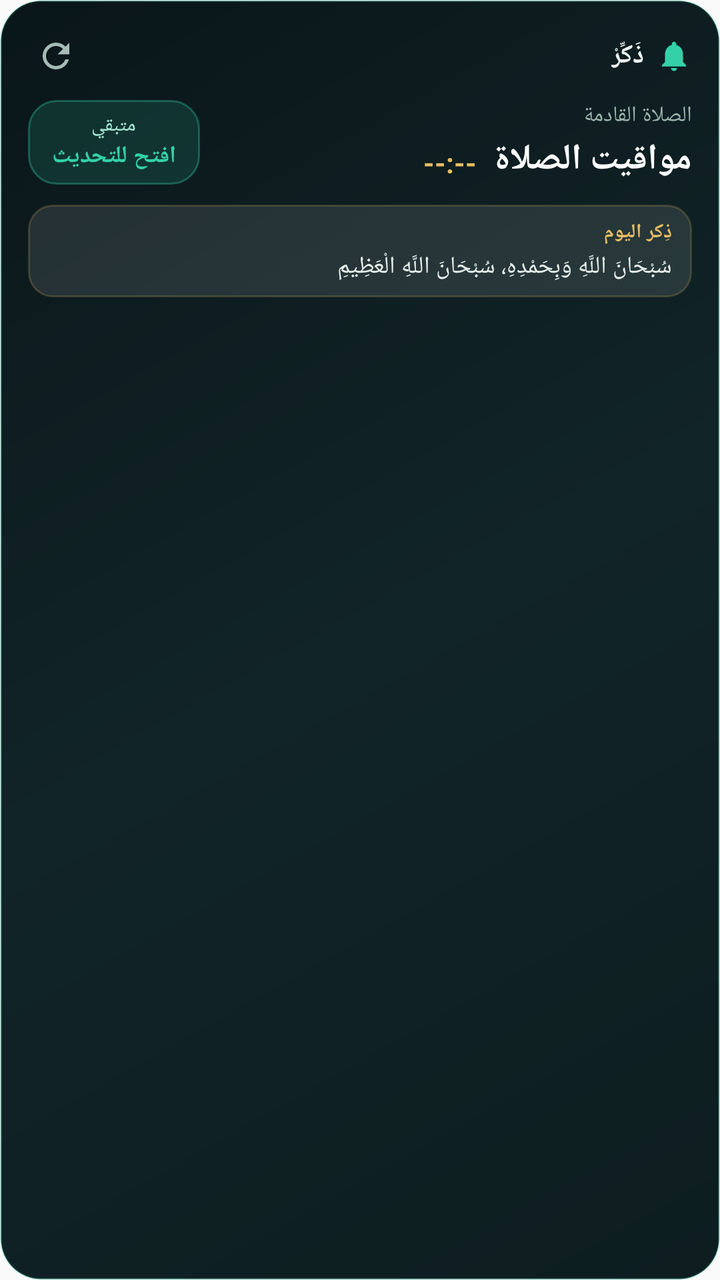
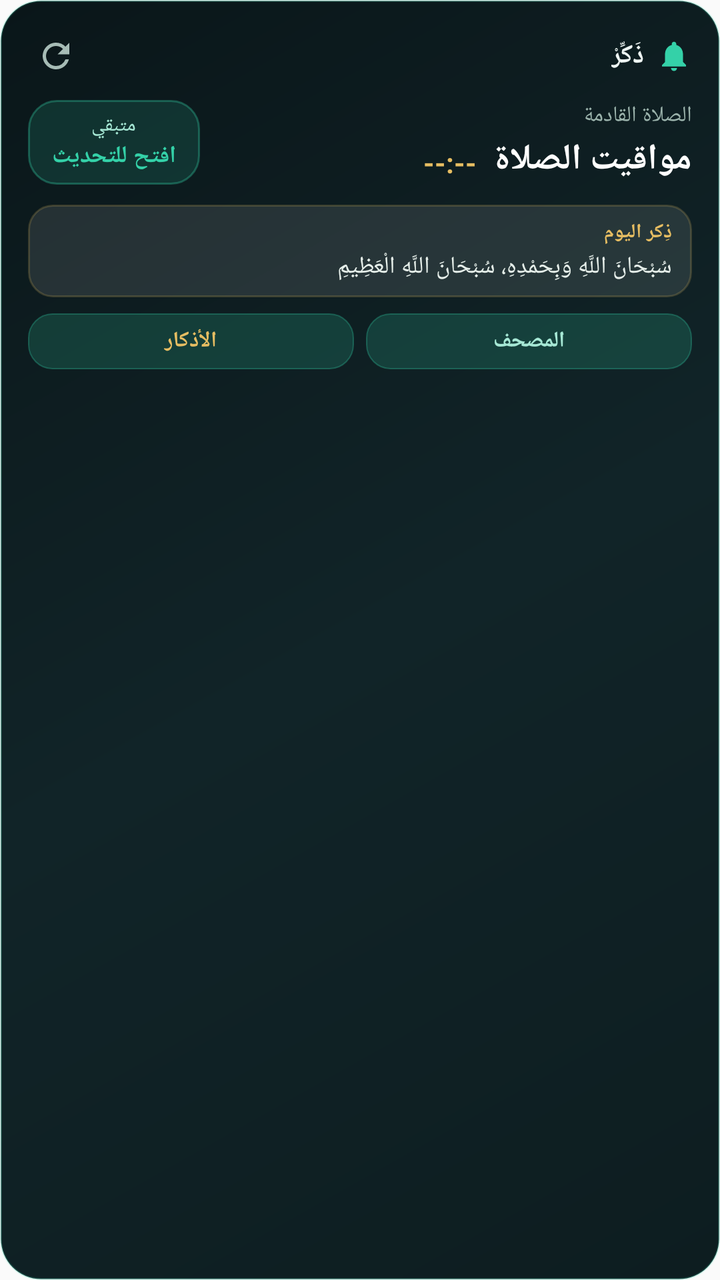

Before-and-after screenshots of an Android layout around one commit, followed by the original layout XML and the change that was made.
<!-- AndroidManifest.xml: application theme AppTheme -->
<!-- res/layout/widget_prayer_dhikr.xml -->
<?xml version="1.0" encoding="utf-8"?>
<LinearLayout xmlns:android="http://schemas.android.com/apk/res/android"
    android:id="@+id/widgetRoot"
    android:layout_width="match_parent"
    android:layout_height="match_parent"
    android:background="@drawable/widget_bg"
    android:layoutDirection="rtl"
    android:orientation="vertical"
    android:padding="14dp">

    
    <LinearLayout
        android:id="@+id/widgetPrayerArea"
        android:layout_width="match_parent"
        android:layout_height="wrap_content"
        android:orientation="vertical">

        <LinearLayout
            android:layout_width="match_parent"
            android:layout_height="wrap_content"
            android:gravity="center_vertical"
            android:orientation="horizontal">

            <ImageView
                android:layout_width="18dp"
                android:layout_height="18dp"
                android:contentDescription="@string/app_name"
                android:src="@drawable/ic_stat_adhan"
                android:tint="#34D1A8" />

            <TextView
                android:id="@+id/widgetBrandTitle"
                android:layout_width="wrap_content"
                android:layout_height="wrap_content"
                android:layout_marginStart="6dp"
                android:text="@string/app_name"
                android:textColor="#EDF4F2"
                android:textSize="13sp"
                android:textStyle="bold" />

            <TextView
                android:id="@+id/widgetCityName"
                android:layout_width="0dp"
                android:layout_height="wrap_content"
                android:layout_marginStart="8dp"
                android:layout_weight="1"
                android:ellipsize="end"
                android:maxLines="1"
                android:text=""
                android:textColor="#9BB3AC"
                android:textSize="11sp" />

            <ImageButton
                android:id="@+id/widgetRefreshBtn"
                android:layout_width="28dp"
                android:layout_height="28dp"
                android:background="@android:color/transparent"
                android:contentDescription="@string/widget_refresh_desc"
                android:padding="4dp"
                android:scaleType="centerInside"
                android:src="@drawable/ic_widget_refresh" />
        </LinearLayout>

        
        <LinearLayout
            android:layout_width="match_parent"
            android:layout_height="wrap_content"
            android:layout_marginTop="8dp"
            android:gravity="center_vertical"
            android:orientation="horizontal">

            <LinearLayout
                android:layout_width="0dp"
                android:layout_height="wrap_content"
                android:layout_weight="1"
                android:orientation="vertical">

                <TextView
                    android:id="@+id/widgetNextLabel"
                    android:layout_width="wrap_content"
                    android:layout_height="wrap_content"
                    android:text="@string/widget_next_prayer"
                    android:textColor="#9BB3AC"
                    android:textSize="11sp" />

                <LinearLayout
                    android:layout_width="wrap_content"
                    android:layout_height="wrap_content"
                    android:layout_marginTop="2dp"
                    android:gravity="bottom"
                    android:orientation="horizontal">

                    <TextView
                        android:id="@+id/widgetPrayerName"
                        android:layout_width="wrap_content"
                        android:layout_height="wrap_content"
                        android:text="@string/widget_default_prayer"
                        android:textColor="#FFFFFF"
                        android:textSize="18sp"
                        android:textStyle="bold" />

                    <TextView
                        android:id="@+id/widgetPrayerTime"
                        android:layout_width="wrap_content"
                        android:layout_height="wrap_content"
                        android:layout_marginStart="8dp"
                        android:text="--:--"
                        android:textColor="#E6BD62"
                        android:textSize="14sp"
                        android:textStyle="bold" />
                </LinearLayout>
            </LinearLayout>

            
            <LinearLayout
                android:id="@+id/widgetCountdownBadge"
                android:layout_width="wrap_content"
                android:layout_height="wrap_content"
                android:background="@drawable/widget_badge_bg"
                android:gravity="center"
                android:minWidth="86dp"
                android:orientation="vertical"
                android:paddingStart="10dp"
                android:paddingTop="6dp"
                android:paddingEnd="10dp"
                android:paddingBottom="6dp">

                <TextView
                    android:id="@+id/widgetRemainingLabel"
                    android:layout_width="wrap_content"
                    android:layout_height="wrap_content"
                    android:text="@string/widget_remaining"
                    android:textColor="#A6E8D5"
                    android:textSize="10sp" />

                <Chronometer
                    android:id="@+id/widgetCountdownChrono"
                    android:layout_width="wrap_content"
                    android:layout_height="wrap_content"
                    android:layoutDirection="ltr"
                    android:textColor="#34D1A8"
                    android:textSize="14sp"
                    android:textStyle="bold"
                    android:visibility="gone" />

                <TextView
                    android:id="@+id/widgetCountdownText"
                    android:layout_width="wrap_content"
                    android:layout_height="wrap_content"
                    android:text="@string/widget_tap_to_sync"
                    android:textColor="#34D1A8"
                    android:textSize="12sp"
                    android:textStyle="bold" />
            </LinearLayout>
        </LinearLayout>
    </LinearLayout>

    
    <LinearLayout
        android:id="@+id/widgetDhikrArea"
        android:layout_width="match_parent"
        android:layout_height="wrap_content"
        android:layout_marginTop="10dp"
        android:background="@drawable/widget_dhikr_bg"
        android:orientation="vertical"
        android:paddingStart="10dp"
        android:paddingTop="7dp"
        android:paddingEnd="10dp"
        android:paddingBottom="7dp">

        <TextView
            android:id="@+id/widgetDhikrLabel"
            android:layout_width="wrap_content"
            android:layout_height="wrap_content"
            android:text="@string/widget_daily_dhikr"
            android:textColor="#E6BD62"
            android:textSize="10sp"
            android:textStyle="bold" />

        <TextView
            android:id="@+id/widgetDhikrText"
            android:layout_width="match_parent"
            android:layout_height="wrap_content"
            android:layout_marginTop="2dp"
            android:ellipsize="end"
            android:lineSpacingExtra="2dp"
            android:maxLines="2"
            android:text="@string/widget_default_dhikr"
            android:textColor="#E6EFEA"
            android:textSize="12sp" />
    </LinearLayout>

</LinearLayout>
<!-- resources referenced by this layout -->
<resources>
  <!-- drawable ic_stat_adhan (drawable) -->
  <?xml version="1.0" encoding="utf-8"?>
  <vector xmlns:android="http://schemas.android.com/apk/res/android"
      android:width="24dp"
      android:height="24dp"
      android:viewportWidth="24"
      android:viewportHeight="24">
      <path
          android:fillColor="#FFFFFFFF"
          android:pathData="M12,22c1.1,0 2,-0.9 2,-2h-4c0,1.1 0.9,2 2,2zM18,16v-5c0,-3.07 -1.63,-5.64 -4.5,-6.32V4c0,-0.83 -0.67,-1.5 -1.5,-1.5s-1.5,0.67 -1.5,1.5v0.68C7.64,5.36 6,7.92 6,11v5l-2,2v1h16v-1l-2,-2z" />
  </vector>
  <!-- drawable ic_widget_refresh (drawable) -->
  <?xml version="1.0" encoding="utf-8"?>
  <vector xmlns:android="http://schemas.android.com/apk/res/android"
      android:width="20dp"
      android:height="20dp"
      android:viewportWidth="24"
      android:viewportHeight="24">
      <path
          android:fillColor="#A6BBB5"
          android:pathData="M17.65,6.35A7.958,7.958 0,0 0,12 4c-4.42,0 -7.99,3.58 -7.99,8s3.57,8 7.99,8c3.73,0 6.84,-2.55 7.73,-6h-2.08A5.99,5.99 0,0 1,12 18c-3.31,0 -6,-2.69 -6,-6s2.69,-6 6,-6c1.66,0 3.14,0.69 4.22,1.78L13,11h7V4l-2.35,2.35z" />
  </vector>
  <!-- drawable widget_badge_bg (drawable) -->
  <?xml version="1.0" encoding="utf-8"?>
  <shape xmlns:android="http://schemas.android.com/apk/res/android"
      android:shape="rectangle">
      <solid android:color="#2434D1A8" />
      <corners android:radius="14dp" />
      <stroke
          android:width="1dp"
          android:color="#5534D1A8" />
  </shape>
  <!-- drawable widget_bg (drawable) -->
  <?xml version="1.0" encoding="utf-8"?>
  <shape xmlns:android="http://schemas.android.com/apk/res/android"
      android:shape="rectangle">
      <gradient
          android:angle="135"
          android:startColor="#0D1D20"
          android:centerColor="#112428"
          android:endColor="#0A1619" />
      <corners android:radius="20dp" />
      <stroke
          android:width="1dp"
          android:color="#3334D1A8" />
  </shape>
  <!-- drawable widget_dhikr_bg (drawable) -->
  <?xml version="1.0" encoding="utf-8"?>
  <shape xmlns:android="http://schemas.android.com/apk/res/android"
      android:shape="rectangle">
      <solid android:color="#1AFFFFFF" />
      <corners android:radius="12dp" />
      <stroke
          android:width="1dp"
          android:color="#33E6BD62" />
  </shape>
  <string name="app_name">ذَكِّرْ</string>
  <string name="widget_daily_dhikr">ذِكر اليوم</string>
  <string name="widget_default_dhikr">سُبْحَانَ اللَّهِ وَبِحَمْدِهِ، سُبْحَانَ اللَّهِ الْعَظِيمِ</string>
  <string name="widget_default_prayer">مواقيت الصلاة</string>
  <string name="widget_next_prayer">الصلاة القادمة</string>
  <string name="widget_refresh_desc">تحديث الذكر والمواقيت</string>
  <string name="widget_remaining">متبقي</string>
  <string name="widget_tap_to_sync">افتح للتحديث</string>
  <style name="AppTheme" parent="Theme.AppCompat.Light.DarkActionBar">
          
          <item name="colorPrimary">@color/colorPrimary</item>
          <item name="colorPrimaryDark">@color/colorPrimaryDark</item>
          <item name="colorAccent">@color/colorAccent</item>
      </style>
</resources>

<!-- the commit's change to res/layout/widget_prayer_dhikr.xml (unified diff, before → after) -->
@@ -190,4 +190,38 @@
             android:textSize="12sp" />
     </LinearLayout>
 
+    
+    <LinearLayout
+        android:layout_width="match_parent"
+        android:layout_height="wrap_content"
+        android:layout_marginTop="8dp"
+        android:gravity="center_vertical"
+        android:orientation="horizontal">
+
+        <TextView
+            android:id="@+id/widgetShortcutQuran"
+            android:layout_width="0dp"
+            android:layout_height="28dp"
+            android:layout_marginEnd="6dp"
+            android:layout_weight="1"
+            android:background="@drawable/widget_pill_bg"
+            android:gravity="center"
+            android:text="@string/widget_shortcut_quran"
+            android:textColor="#A6E8D5"
+            android:textSize="11sp"
+            android:textStyle="bold" />
+
+        <TextView
+            android:id="@+id/widgetShortcutAzkar"
+            android:layout_width="0dp"
+            android:layout_height="28dp"
+            android:layout_weight="1"
+            android:background="@drawable/widget_pill_bg"
+            android:gravity="center"
+            android:text="@string/widget_shortcut_azkar"
+            android:textColor="#E6BD62"
+            android:textSize="11sp"
+            android:textStyle="bold" />
+    </LinearLayout>
+
 </LinearLayout>
<!-- resource entries referenced after the edit -->
@@ -56,6 +56,16 @@
           android:width="1dp"
           android:color="#33E6BD62" />
   </shape>
+  <!-- drawable widget_pill_bg (drawable) -->
+  <?xml version="1.0" encoding="utf-8"?>
+  <shape xmlns:android="http://schemas.android.com/apk/res/android"
+      android:shape="rectangle">
+      <solid android:color="#2E34D1A8" />
+      <corners android:radius="12dp" />
+      <stroke
+          android:width="0.8dp"
+          android:color="#4D34D1A8" />
+  </shape>
   <string name="app_name">ذَكِّرْ</string>
   <string name="widget_daily_dhikr">ذِكر اليوم</string>
   <string name="widget_default_dhikr">سُبْحَانَ اللَّهِ وَبِحَمْدِهِ، سُبْحَانَ اللَّهِ الْعَظِيمِ</string>
@@ -63,6 +73,8 @@
   <string name="widget_next_prayer">الصلاة القادمة</string>
   <string name="widget_refresh_desc">تحديث الذكر والمواقيت</string>
   <string name="widget_remaining">متبقي</string>
+  <string name="widget_shortcut_azkar">الأذكار</string>
+  <string name="widget_shortcut_quran">المصحف</string>
   <string name="widget_tap_to_sync">افتح للتحديث</string>
   <style name="AppTheme" parent="Theme.AppCompat.Light.DarkActionBar">
           
